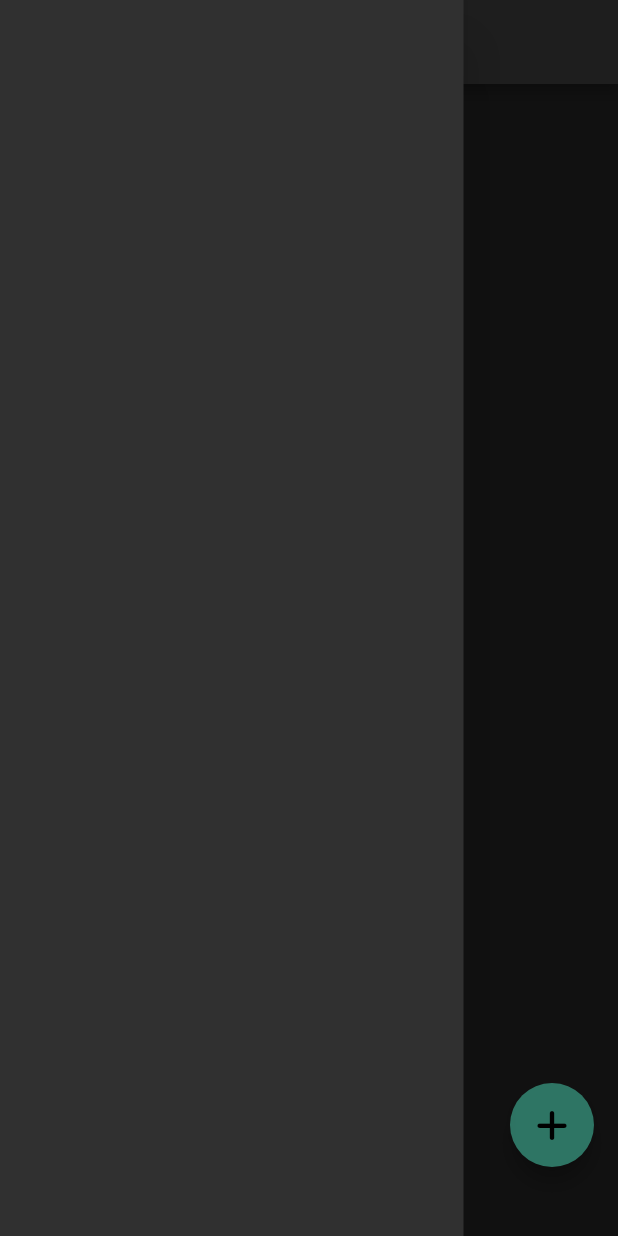
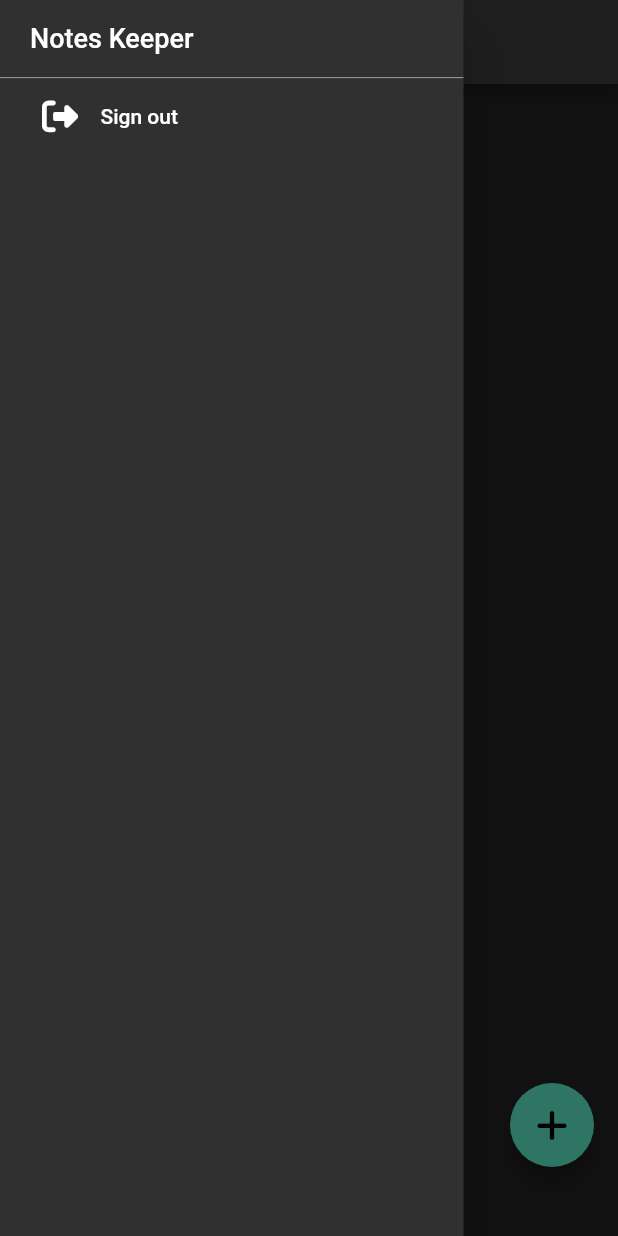
Before and after one commit to SUNILkhadka/note_keeper, a Flutter app: the HomeScreen screen opened by its route, with the side drawer open, on a phone screen of 412 x 824 dp. Run offline on Flutter 3.47's test engine with Material 2 defaults, Android fonts, the phone set to English and light mode, and no system bars; our stand-ins replace cloud_firestore, firebase_auth, firebase_core, font_awesome_flutter, google_sign_in; accounts and stored records are empty.

Commit message:
Drawer_customization

```diff
--- a/lib/views/drawer.dart
+++ b/lib/views/drawer.dart
@@ -1,12 +1,67 @@
 import 'package:flutter/material.dart';
+import 'package:font_awesome_flutter/font_awesome_flutter.dart';
+import 'package:note_keeper/controllers/authcontroller.dart';
+import 'package:note_keeper/core/routes.dart';
+import 'package:provider/provider.dart';
 
 class DrawerSettingPage extends StatelessWidget {
   const DrawerSettingPage({super.key});
 
   @override
   Widget build(BuildContext context) {
+    final authcontroller = Provider.of<AuthController>(context);
     return Drawer(
       width: MediaQuery.of(context).size.width * 0.75,
+      child: Column(
+        crossAxisAlignment: CrossAxisAlignment.stretch,
+        children: [
+          const Padding(
+            padding: EdgeInsets.symmetric(horizontal: 20, vertical: 15),
+            child: Text(
+              'Notes Keeper',
+              style: TextStyle(
+                fontSize: 18,
+                fontWeight: FontWeight.w500,
+              ),
+            ),
+          ),
+          const Divider(
+            height: 1.5,
+            color: Colors.white54,
+          ),
+          TextButton(
+            onPressed: () {
+              authcontroller.firebaseAuth.signOut();
+              authcontroller.googleSigninObj.signOut();
+              Navigator.popAndPushNamed(context, RoutesManager.loginpage);
+            },
+            child: Padding(
+              padding: const EdgeInsets.symmetric(vertical: 5, horizontal: 20),
+              child: Column(
+                crossAxisAlignment: CrossAxisAlignment.stretch,
+                children: [
+                  Row(
+                    children: [
+                      const Icon(FontAwesomeIcons.rightFromBracket),
+                      const SizedBox(
+                        width: 15,
+                      ),
+                      const Text('Sign out '),
+                      const SizedBox(
+                        width: 10,
+                      ),
+                      Text(
+                        authcontroller.firebaseAuth.currentUser!.displayName!,
+                        overflow: TextOverflow.ellipsis,
+                      )
+                    ],
+                  )
+                ],
+              ),
+            ),
+          ),
+        ],
+      ),
     );
   }
 }
```
